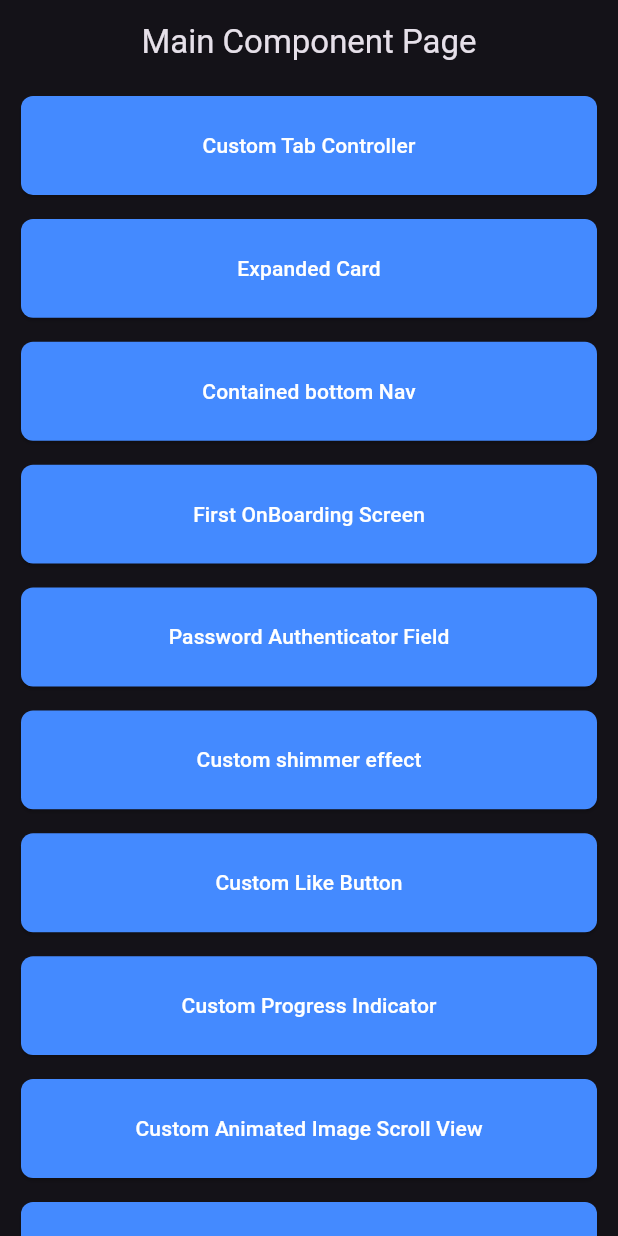
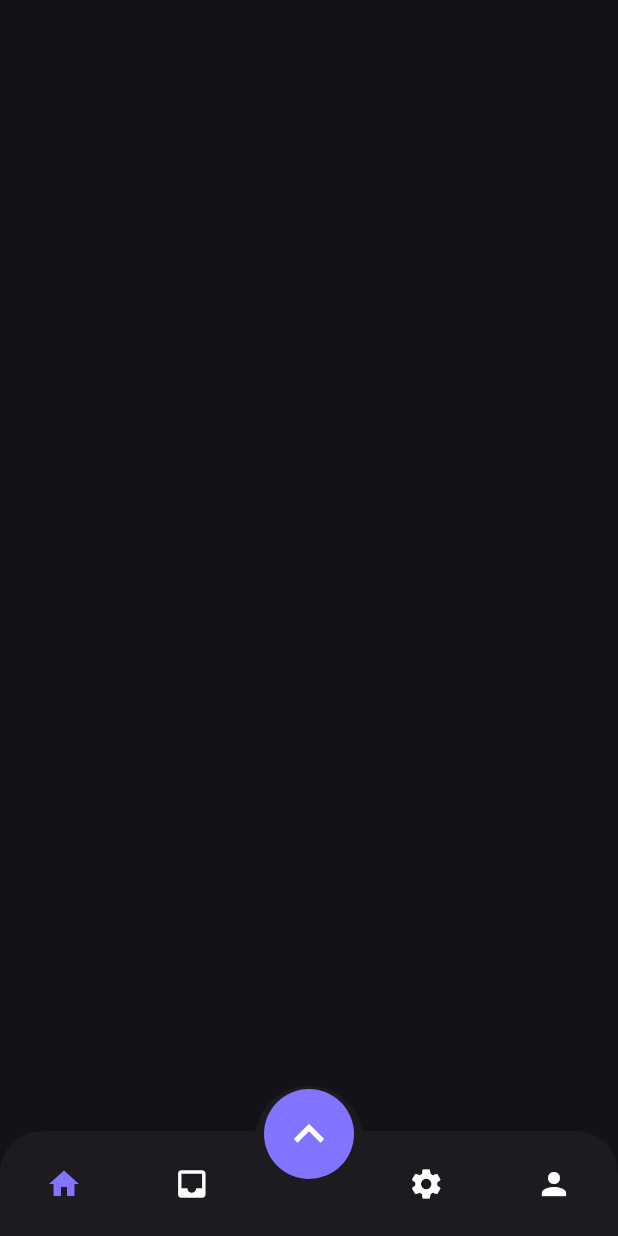
Before and after one commit to fahadazizz/Flutter_Components, a Flutter app: the screen it shows after launch, on a phone screen of 412 x 824 dp. Run offline on Flutter 3.47's test engine with Material 3 defaults, Android fonts, the phone set to English and light mode, and no system bars; our stand-ins replace google_fonts; missing offline and left inert: animated_carousel_scroller, fancy_animated_snackbar.

Commit message:
Second custom animated bottom nav bar

```diff
--- /dev/null
+++ b/lib/components/second_animated_bottom_navbar.dart
@@ -0,0 +1,143 @@
+import 'package:fancy_animated_snackbar/fancy_animated_snackbar.dart';
+import 'package:flutter/material.dart';
+
+class SecondAnimatedBottomNavbar extends StatefulWidget {
+  const SecondAnimatedBottomNavbar({super.key});
+
+  @override
+  State<SecondAnimatedBottomNavbar> createState() =>
+      _SecondAnimatedBottomNavbarState();
+}
+
+class _SecondAnimatedBottomNavbarState
+    extends State<SecondAnimatedBottomNavbar> {
+  int _currentIndex = 0;
+
+  bool searchMore = false;
+
+  @override
+  Widget build(BuildContext context) {
+    return Scaffold(
+      bottomSheet: Stack(
+        clipBehavior: Clip.none,
+        alignment: Alignment.topCenter,
+        children: [
+          GestureDetector(
+            onTap: () {
+              setState(() {
+                searchMore = false;
+              });
+            },
+            child: Container(
+                width: MediaQuery.of(context).size.width,
+                height: 70,
+                alignment: Alignment.center,
+                child: Row(
+                  mainAxisAlignment: MainAxisAlignment.spaceAround,
+                  children: [
+                    _bottomItem(0, Icons.home),
+                    _bottomItem(1, Icons.inbox),
+                    const SizedBox(
+                      width: 10,
+                    ),
+                    _bottomItem(2, Icons.settings),
+                    _bottomItem(3, Icons.person),
+                  ],
+                )),
+          ),
+          Positioned(
+            top: -30,
+            child: GestureDetector(
+              onTap: () {
+                setState(() {
+                  searchMore = !searchMore;
+                });
+              },
+              child: Container(
+                width: 60,
+                height: 60,
+                margin: EdgeInsets.all(2),
+                decoration: BoxDecoration(
+                    color: const Color(0xff8274FF),
+                    borderRadius: BorderRadius.circular(100),
+                    boxShadow: [
+                      BoxShadow(
+                        color: Color(0xff1D1B20),
+                        spreadRadius: 6,
+                        offset: Offset(0, 4),
+                      )
+                    ]),
+                child: Icon(
+                  searchMore
+                      ? Icons.keyboard_arrow_down
+                      : Icons.keyboard_arrow_up,
+                  size: 40,
+                ),
+              ),
+            ),
+          ),
+          Positioned(
+              top: -85,
+              child: Visibility(
+                visible: searchMore,
+                child: Container(
+                  width: MediaQuery.of(context).size.width * 0.7,
+                  height: 50,
+                  decoration: BoxDecoration(
+                    borderRadius: BorderRadius.circular(100),
+                    color: Colors.white10,
+                  ),
+                  alignment: Alignment.center,
+                  child: const Text('Welcome'),
+                ),
+              )),
+        ],
+      ),
+    );
+  }
+
+  Widget _bottomItem(int thisIndex, IconData icons) {
+    return GestureDetector(
+      onTap: () {
+        setState(() {
+          _currentIndex = thisIndex;
+        });
+      },
+      child: Icon(
+        icons,
+        color: _currentIndex == thisIndex ? Color(0xff8274FF) : Colors.white,
+      ),
+    );
+  }
+}
+
+class SecondAnimatedBottomSearchItem extends StatelessWidget {
+  const SecondAnimatedBottomSearchItem({super.key});
+
+  @override
+  Widget build(BuildContext context) {
+    return Material(
+      color: Colors.black12,
+      child: Container(
+        width: MediaQuery.of(context).size.width * 0.8,
+        height: 55,
+        child: Text('welcome'),
+      ),
+    );
+  }
+}
+
+class SecondAnimatedBottomSearchItemOverlay {
+  final overlay = Overlay();
+  late OverlayEntry overlayEntry;
+
+  static void showSearchContent() {
+    overLayEntry = OverlayEntry(
+      builder: (context) {
+        return Align(
+            alignment: Alignment.bottomCenter,
+            child: const SecondAnimatedBottomSearchItem());
+      },
+    );
+  }
+}
--- a/lib/main.dart
+++ b/lib/main.dart
@@ -8,6 +8,7 @@ import 'package:flutter_components/components/custom_animated_dialogbox.dart';
 import 'package:flutter_components/components/custom_animated_slide_button.dart';
 import 'package:flutter_components/components/custom_animated_snackbar.dart';
 import 'package:flutter_components/components/first_contained_bottom_navigation_bar.dart';
+import 'package:flutter_components/components/second_animated_bottom_navbar.dart';
 import 'package:flutter_components/components/tab_base_navigation.dart';
 import 'package:flutter_components/main_home_page.dart';
 import 'package:flutter_components/using_custom_package/fancy_animated_snackbar.dart';
@@ -34,7 +35,7 @@ class MyApp extends StatelessWidget {
   Widget build(BuildContext context) {
     return MaterialApp(
       theme: ThemeData.dark(),
-      home: MainHomePage(),
+      home: SecondAnimatedBottomNavbar(),
     );
   }
 }
```
